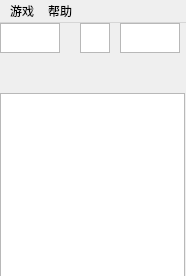
Before: the Qt Designer form mainwindow.ui in livingsu/Qt-minesweeper, drawn with Qt 5.
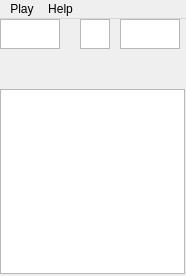
After: the same form once the commit is applied.

```diff
--- a/mainwindow.ui
+++ b/mainwindow.ui
@@ -66,7 +66,7 @@
    </property>
    <widget class="QMenu" name="menu">
     <property name="title">
-     <string>游戏</string>
+     <string>Play</string>
     </property>
     <addaction name="actionNew"/>
     <addaction name="separator"/>
@@ -79,7 +79,7 @@
    </widget>
    <widget class="QMenu" name="menu_2">
     <property name="title">
-     <string>帮助</string>
+     <string>Help</string>
     </property>
     <addaction name="actionAbout"/>
    </widget>
```
Left out of the diff: 16 changed lines with no effect on the pictures.
